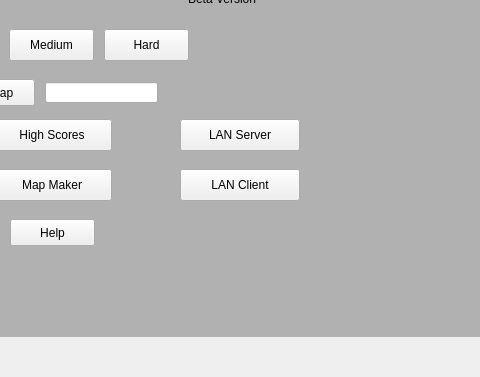
Qt form titlescreen.ui (bstee615/project) before a commit; both pictures show x 460 to 940 and y 391 to 768 of the 1024 by 768 pixel window.
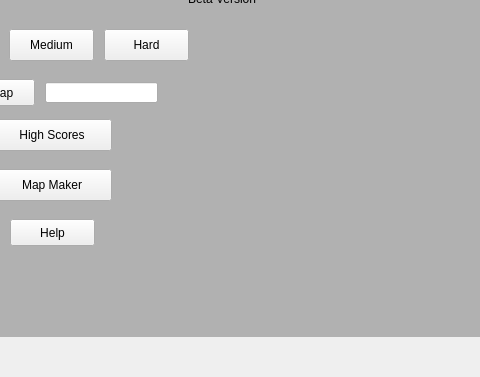
The same form after that commit. Icons and pictures are not drawn.

Diff of the .ui file:
```diff
--- a/titlescreen.ui
+++ b/titlescreen.ui
@@ -168,32 +168,6 @@
     <string>Help</string>
    </property>
   </widget>
-  <widget class="QPushButton" name="btnServer">
-   <property name="geometry">
-    <rect>
-     <x>640</x>
-     <y>510</y>
-     <width>120</width>
-     <height>32</height>
-    </rect>
-   </property>
-   <property name="text">
-    <string>LAN Server</string>
-   </property>
-  </widget>
-  <widget class="QPushButton" name="btnClient">
-   <property name="geometry">
-    <rect>
-     <x>640</x>
-     <y>560</y>
-     <width>120</width>
-     <height>32</height>
-    </rect>
-   </property>
-   <property name="text">
-    <string>LAN Client</string>
-   </property>
-  </widget>
   <zorder>btnHelp</zorder>
   <zorder>label</zorder>
   <zorder>btnStart</zorder>
```
Left out of the diff: 2 changed lines with no effect on the pictures.
